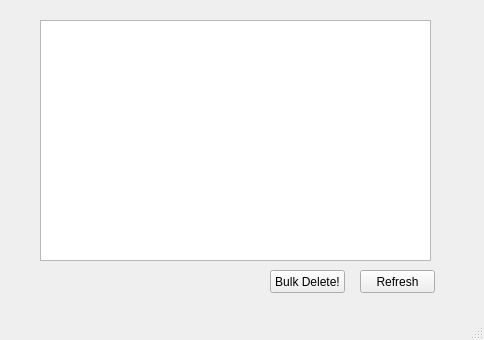
bachp2/find_duplicate_images, file gui_widget.ui: the form before one commit.
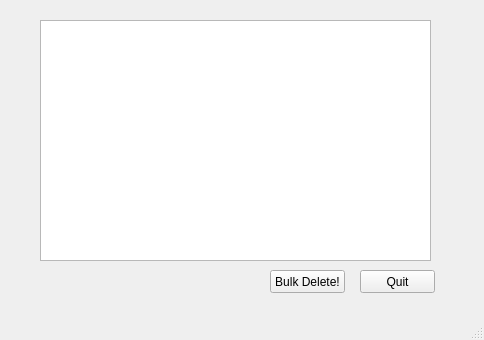
The form after the commit. Icons and pictures are not drawn.

Patch:
```diff
--- a/gui_widget.ui
+++ b/gui_widget.ui
@@ -51,7 +51,7 @@
      </rect>
     </property>
     <property name="text">
-     <string>Refresh</string>
+     <string>Quit</string>
     </property>
    </widget>
   </widget>
```
